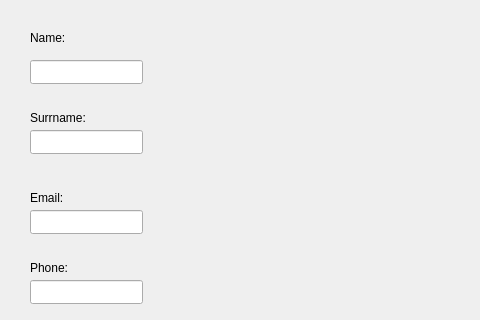
Qt form addclient.ui (sluchson/Projekt-Studia-HotelSystem) before a commit; both pictures show x 0 to 480 and y 0 to 320 of the 800 by 600 pixel window.
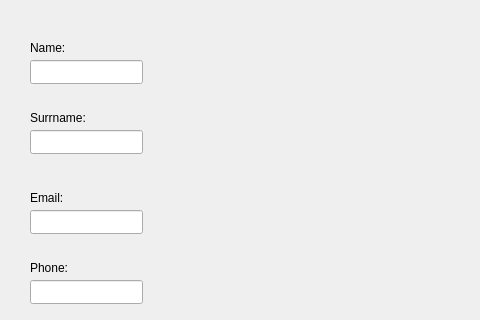
The same form after that commit.

Patch:
```diff
--- a/addclient.ui
+++ b/addclient.ui
@@ -71,7 +71,7 @@
     <property name="geometry">
      <rect>
       <x>30</x>
-      <y>30</y>
+      <y>40</y>
       <width>49</width>
       <height>16</height>
      </rect>
```
Left out of the diff: 2 changed lines with no effect on the pictures.
